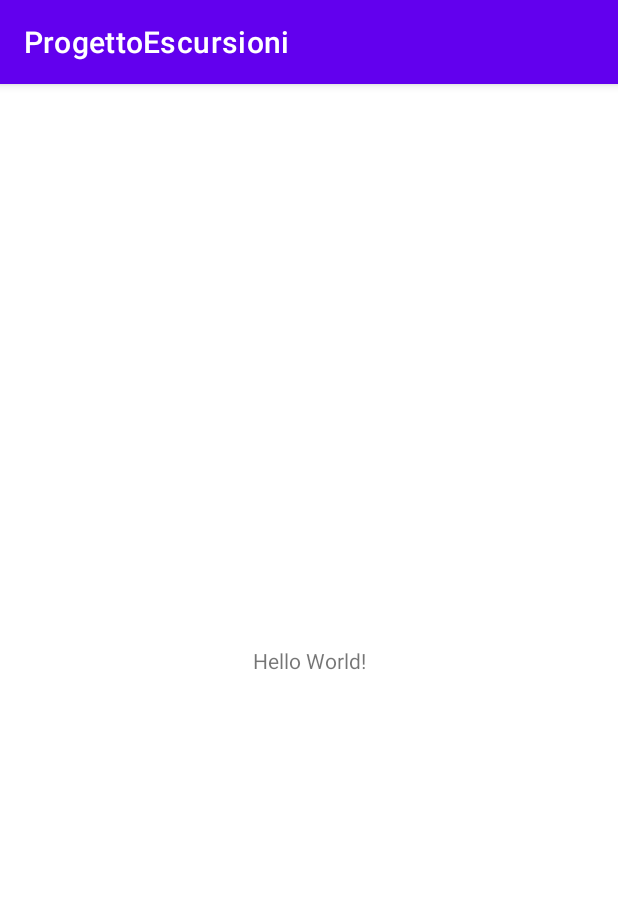
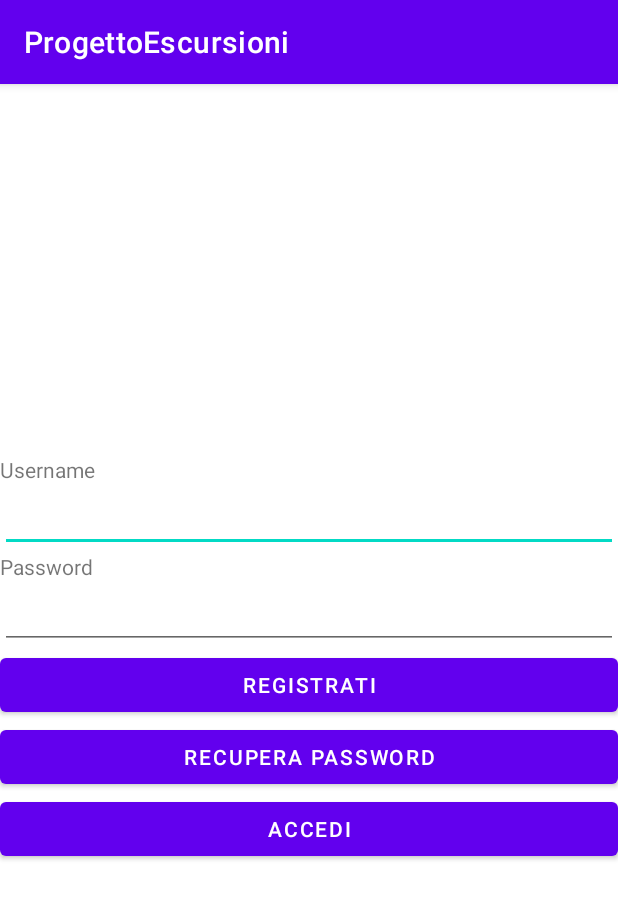
Before and after one commit to MatteoAielloITSAR/ProgettoEscursioni, an Android app: the screen it shows after launch (MainActivity before the commit, LoginActivity after it), on a phone screen of 412 x 824 dp. Shown: the top 899 px of the screen. Run offline under Robolectric (Android 15) with nearby library versions, the phone set to English and light mode, and no system bars.

Commit message:
login android studio

```diff
--- a/ProgettoEscursioni/app/src/main/AndroidManifest.xml
+++ b/ProgettoEscursioni/app/src/main/AndroidManifest.xml
@@ -9,7 +9,7 @@
         android:roundIcon="@mipmap/ic_launcher_round"
         android:supportsRtl="true"
         android:theme="@style/Theme.ProgettoEscursioni">
-        <activity android:name=".MainActivity">
+        <activity android:name=".LoginActivity">
             <intent-filter>
                 <action android:name="android.intent.action.MAIN" />
 
--- /dev/null
+++ b/ProgettoEscursioni/app/src/main/java/it/rizzoli/progettoescursioni/LoginActivity.java
@@ -0,0 +1,49 @@
+package it.rizzoli.progettoescursioni;
+
+import androidx.appcompat.app.AppCompatActivity;
+
+import android.os.Bundle;
+import android.view.View;
+import android.widget.Button;
+import android.widget.EditText;
+import android.widget.TextView;
+import android.widget.Toast;
+
+public class LoginActivity extends AppCompatActivity {
+
+    @Override
+    protected void onCreate(Bundle savedInstanceState) {
+        super.onCreate(savedInstanceState);
+        setContentView(R.layout.activity_main);
+
+        EditText etUsername = findViewById(R.id.etUsername);
+        EditText etPassword = findViewById(R.id.etPassword);
+        TextView twUsername = findViewById(R.id.twUsername);
+        TextView twPassword = findViewById(R.id.twPassword);
+        Button btnRegistrati = findViewById(R.id.btnRegistrati);
+        Button btnRecuperaPassword = findViewById(R.id.btnRecuperaPassword);
+        Button btnAccedi = findViewById(R.id.btnAccedi);
+
+        btnRegistrati.setOnClickListener(new View.OnClickListener() {
+            @Override
+            public void onClick(View v) {
+                Toast.makeText(LoginActivity.this, "btnRegistrati", Toast.LENGTH_SHORT).show();
+            }
+        });
+
+        btnRecuperaPassword.setOnClickListener(new View.OnClickListener() {
+            @Override
+            public void onClick(View v) {
+                Toast.makeText(LoginActivity.this, "btnRecuperaPassword", Toast.LENGTH_SHORT).show();
+            }
+        });
+
+        btnAccedi.setOnClickListener(new View.OnClickListener() {
+            @Override
+            public void onClick(View v) {
+                Toast.makeText(LoginActivity.this, "btnAccedi", Toast.LENGTH_SHORT).show();
+            }
+        });
+
+    }
+}
--- a/ProgettoEscursioni/app/src/main/java/it/rizzoli/progettoescursioni/MainActivity.java
+++ /dev/null
@@ -1,14 +0,0 @@
-package it.rizzoli.progettoescursioni;
-
-import androidx.appcompat.app.AppCompatActivity;
-
-import android.os.Bundle;
-
-public class MainActivity extends AppCompatActivity {
-
-    @Override
-    protected void onCreate(Bundle savedInstanceState) {
-        super.onCreate(savedInstanceState);
-        setContentView(R.layout.activity_main);
-    }
-}
--- a/ProgettoEscursioni/app/src/main/res/layout/activity_main.xml
+++ b/ProgettoEscursioni/app/src/main/res/layout/activity_main.xml
@@ -1,18 +1,55 @@
 <?xml version="1.0" encoding="utf-8"?>
-<androidx.constraintlayout.widget.ConstraintLayout xmlns:android="http://schemas.android.com/apk/res/android"
+<LinearLayout xmlns:android="http://schemas.android.com/apk/res/android"
     xmlns:app="http://schemas.android.com/apk/res-auto"
     xmlns:tools="http://schemas.android.com/tools"
     android:layout_width="match_parent"
     android:layout_height="match_parent"
-    tools:context=".MainActivity">
+    android:orientation="vertical"
+    tools:context=".LoginActivity"
+    android:gravity="center">
 
     <TextView
-        android:layout_width="wrap_content"
+        android:id="@+id/twUsername"
+        android:layout_width="match_parent"
         android:layout_height="wrap_content"
-        android:text="Hello World!"
-        app:layout_constraintBottom_toBottomOf="parent"
-        app:layout_constraintLeft_toLeftOf="parent"
-        app:layout_constraintRight_toRightOf="parent"
-        app:layout_constraintTop_toTopOf="parent" />
+        android:text="Username" />
 
-</androidx.constraintlayout.widget.ConstraintLayout>
+    <EditText
+        android:id="@+id/etUsername"
+        android:layout_width="match_parent"
+        android:layout_height="wrap_content"
+         />
+
+    <TextView
+        android:id="@+id/twPassword"
+        android:layout_width="match_parent"
+        android:layout_height="wrap_content"
+        android:text="Password" />
+
+    <EditText
+        android:id="@+id/etPassword"
+        android:layout_width="match_parent"
+        android:layout_height="wrap_content"
+        />
+
+    <Button
+        android:id="@+id/btnRegistrati"
+        android:layout_width="match_parent"
+        android:layout_height="wrap_content"
+        android:text="registrati" />
+
+
+    <Button
+        android:id="@+id/btnRecuperaPassword"
+        android:layout_width="match_parent"
+        android:layout_height="wrap_content"
+        android:text="recupera password" />
+
+
+    <Button
+        android:id="@+id/btnAccedi"
+        android:layout_width="match_parent"
+        android:layout_height="wrap_content"
+        android:text="accedi" />
+
+</LinearLayout>
--- a/connessione-db/src/main/java/main/App.java
+++ b/connessione-db/src/main/java/main/App.java
@@ -6,7 +6,7 @@ public class App {
 
 	public static void main(String[] args) {
 
-	var em = JpaUtilSingleton.getInstance().getEntityManager();
+		var em = JpaUtilSingleton.getInstance().getEntityManager();
 
 	}
 
```
Also changed, not shown: 3 other files.
